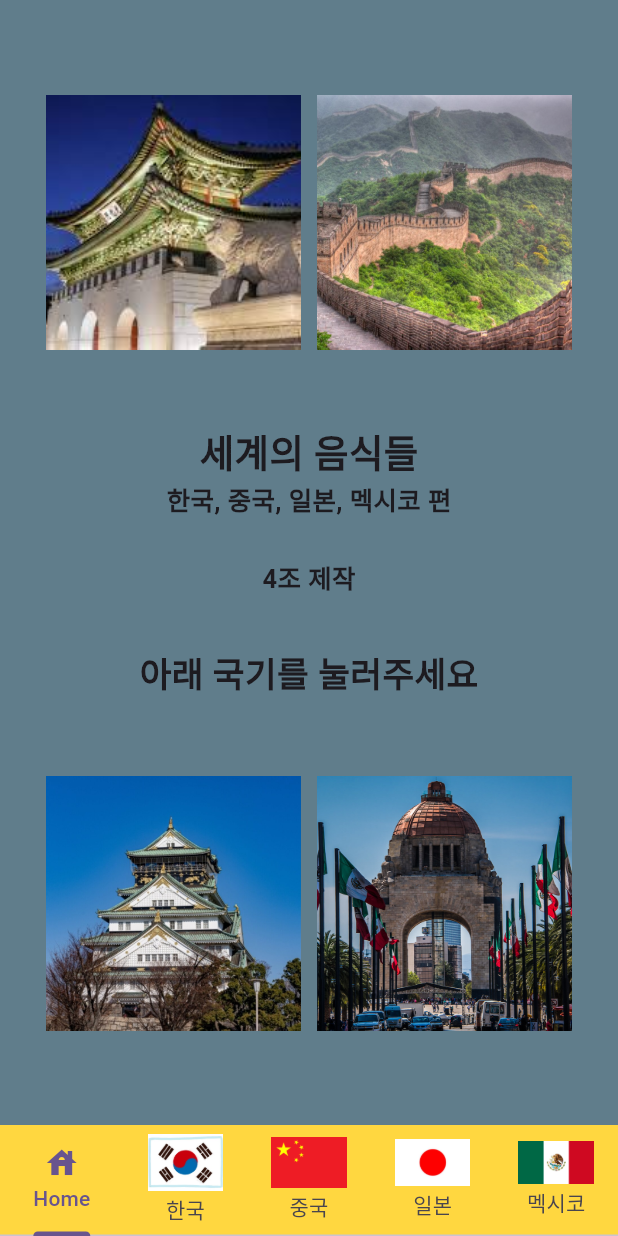
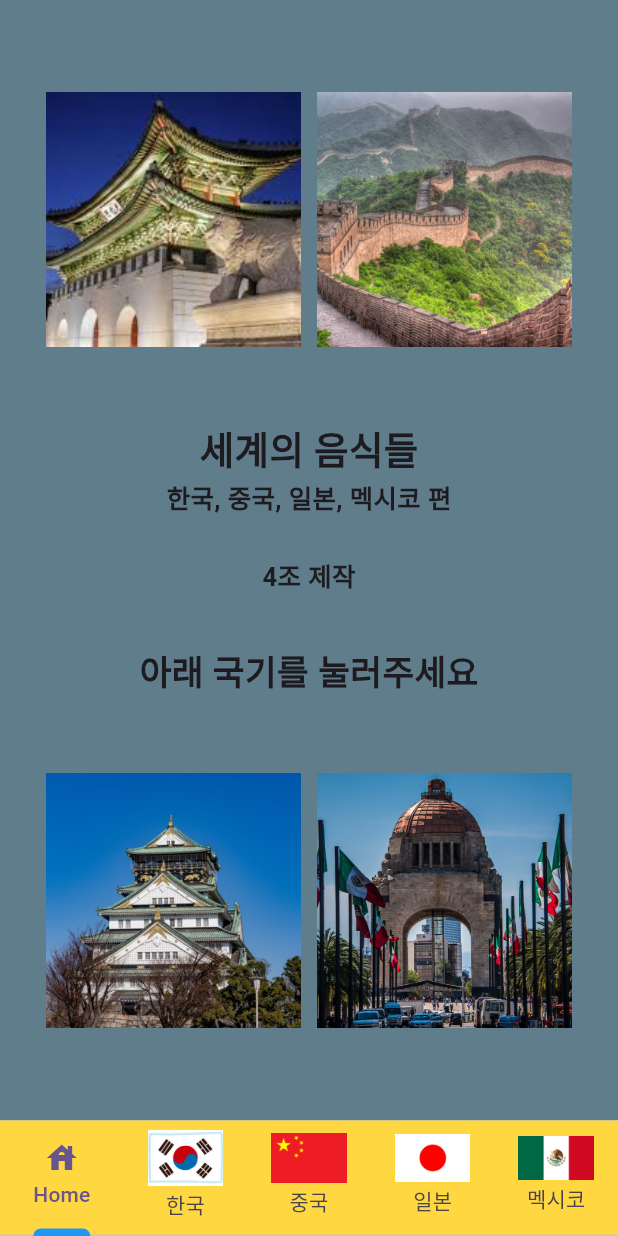
Before and after one commit to first-project-of-4T/4T-food, a Flutter app: the screen it shows after launch, on a phone screen of 412 x 824 dp. Run offline on Flutter 3.47's test engine with Material 3 defaults, Android fonts, the phone set to English and light mode, and no system bars; missing offline and left inert: simple_gesture_detector.

Commit message:
이학현 작업
인디케이터 두께 컬러 수정

```diff
--- a/food_4t_app/lib/home.dart
+++ b/food_4t_app/lib/home.dart
@@ -50,6 +50,8 @@ class _HomeState extends State<Home> with SingleTickerProviderStateMixin{
         color: Colors.amberAccent,
         child: TabBar(
           controller: controller,
+          indicatorColor: Colors.blue,
+          indicatorWeight: 5,
           tabs: [
             Tab(
               icon: Icon(
```
